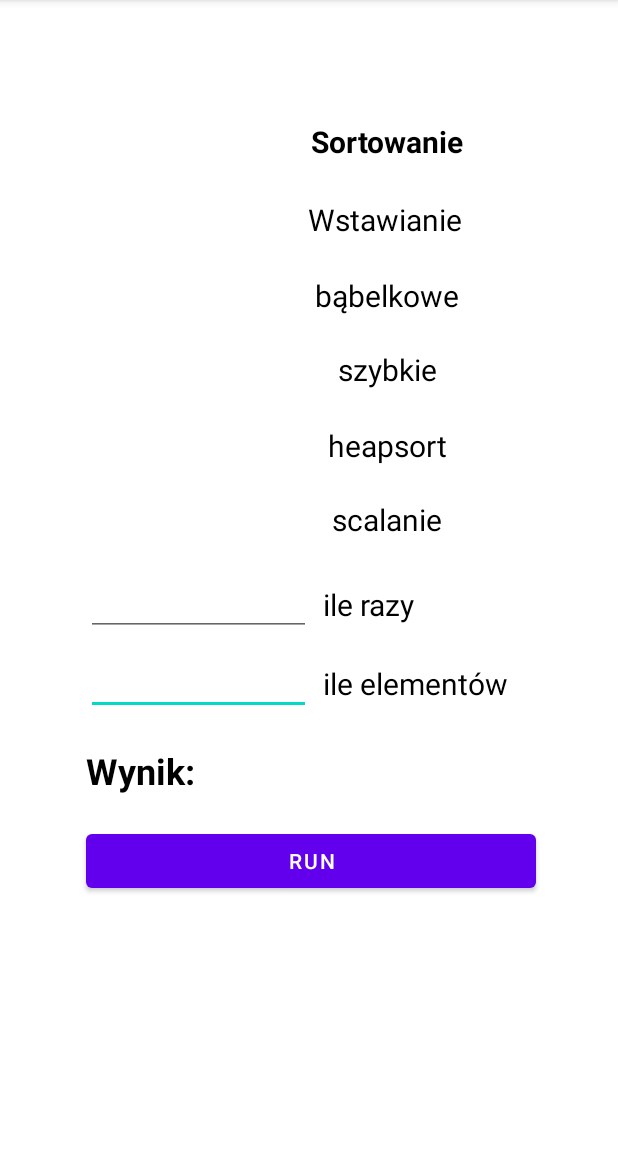
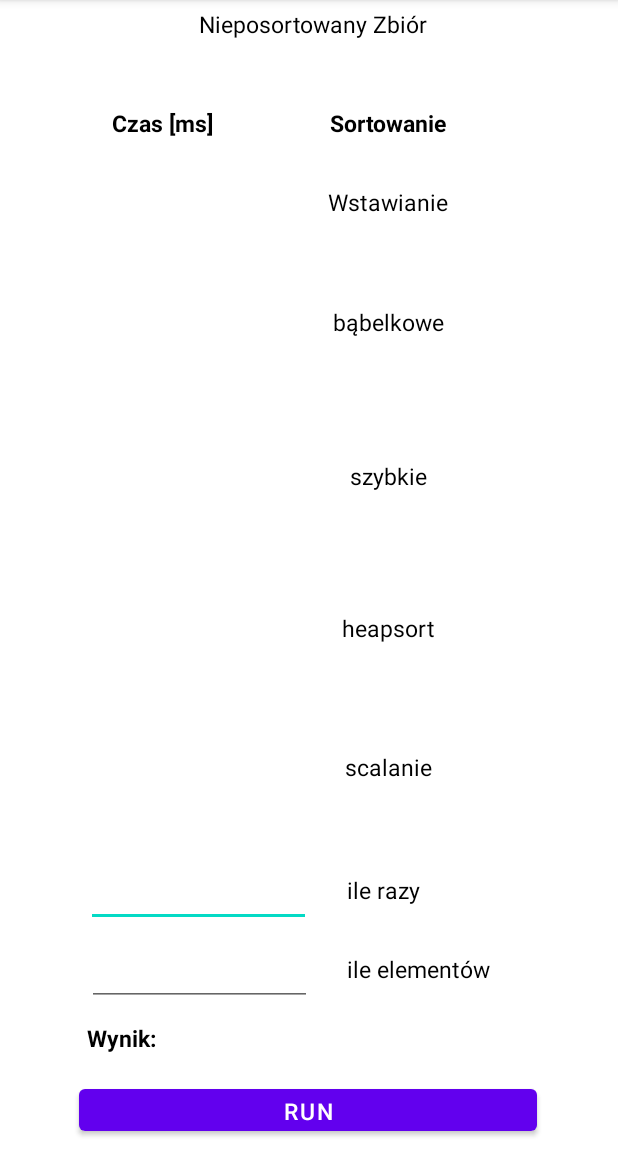
Before and after one commit to PatrykD2pr/aplikacja_sortowania, an Android app: the screen it shows after launch (MainActivity), on a phone screen of 412 x 824 dp, the part 84-1236 px from its top. Run offline under Robolectric (Android 15) with nearby library versions, the phone set to English and light mode, and no system bars.

Commit message:
zrobic sortowania i czas

```diff
--- a/app/src/main/java/com/example/aplikacjasortowania/MainActivity.kt
+++ b/app/src/main/java/com/example/aplikacjasortowania/MainActivity.kt
@@ -5,6 +5,7 @@ import android.os.Bundle
 import android.widget.Button
 import android.widget.EditText
 import android.widget.TextView
+import kotlin.random.Random
 
 class MainActivity : AppCompatActivity() {
     override fun onCreate(savedInstanceState: Bundle?) {
@@ -13,38 +14,61 @@ class MainActivity : AppCompatActivity() {
 
         //zmienne
         var btn = findViewById<Button>(R.id.run)
-        var c1 = findViewById<TextView>(R.id.czas1).text
-        var c2 = findViewById<TextView>(R.id.czas2).text
-        var c3 = findViewById<TextView>(R.id.czas3).text
-        var c4 = findViewById<TextView>(R.id.czas4).text
-        var c5 = findViewById<TextView>(R.id.czas5).text
+        var c1 = findViewById<TextView>(R.id.czas1)
+        var c2 = findViewById<TextView>(R.id.czas2)
+        var c3 = findViewById<TextView>(R.id.czas3)
+        var c4 = findViewById<TextView>(R.id.czas4)
+        var c5 = findViewById<TextView>(R.id.czas5)
+
+        var wynik_wstaw = "0 1 2 3 4 5"
+        var wynik_bubble = "0 1 2 3 4 5"
+        var wynik_quick = "0 1 2 3 4 5"
+        var wynik_heap = "0 1 2 3 4 5"
+        var wynik_scal = "0 1 2 3 4 5"
+        var nieposortowany = findViewById<TextView>(R.id.nieposortowany)
 
         var ile_r = findViewById<EditText>(R.id.ile_razy).text
         var ile_e = findViewById<EditText>(R.id.ile_elementow).text
 
-        var wynik = findViewById<TextView>(R.id.wynik).text
+        var wynik = findViewById<TextView>(R.id.wynik)
 
         var czas = 0
 
-        //sortowanie przez wstawianie
         btn.setOnClickListener {
+            var ile_r = findViewById<EditText>(R.id.ile_razy).text.toString()
+            var ile_e = findViewById<EditText>(R.id.ile_elementow).text.toString()
 
+            var tab: ArrayList<Int> = ArrayList()
 
-        }
-        //sortowanie bąbelkowe
-        btn.setOnClickListener {
+            for (i in 0..(Integer.parseInt(ile_e) - 1 ))
+            {
+                var los = Random.nextInt(0,100)
+                tab.add(los)
+            }
+            nieposortowany.text = tab.toString()
 
-        }
-        //sortowanie szybkie
-        btn.setOnClickListener {
+            //sortowanie przez wstawianie
+            var posortowana_wstaw: ArrayList<Int> = ArrayList()
+            for (i in 0..Integer.parseInt(ile_r))
+            {
+                var j = i - 1
+                while(j >= 0)
+                {
 
-        }
-        //sortowanie heapsort
-        btn.setOnClickListener {
+                }
+            }
 
-        }
-        //sortowanie przez scalanie
-        btn.setOnClickListener {
+            //sortowanie bąbelkowe
+            var posortowana_bubble: ArrayList<Int> = ArrayList()
+
+            //sortowanie szybkie
+            var posortowana_quick: ArrayList<Int> = ArrayList()
+
+            //sortowanie heapsort
+            var posortowana_heap: ArrayList<Int> = ArrayList()
+
+            //sortowanie przez scalanie
+            var posortowana_scal: ArrayList<Int> = ArrayList()
 
         }
     }
--- a/app/src/main/res/layout/activity_main.xml
+++ b/app/src/main/res/layout/activity_main.xml
@@ -9,63 +9,34 @@
     <TextView
         android:id="@+id/textView14"
         android:layout_width="200dp"
-        android:layout_height="35dp"
+        android:layout_height="25dp"
         android:text="Sortowanie"
         android:textAlignment="center"
         android:textColor="#000000"
-        android:textSize="20sp"
+        android:textSize="15sp"
         android:textStyle="bold"
         app:layout_constraintBottom_toBottomOf="parent"
         app:layout_constraintEnd_toEndOf="parent"
-        app:layout_constraintHorizontal_bias="0.744"
+        app:layout_constraintHorizontal_bias="0.748"
         app:layout_constraintStart_toStartOf="parent"
         app:layout_constraintTop_toTopOf="parent"
-        app:layout_constraintVertical_bias="0.11" />
+        app:layout_constraintVertical_bias="0.096" />
 
-    <EditText
-        android:id="@+id/ile_elementow"
-        android:layout_width="150dp"
-        android:layout_height="50dp"
-        android:ems="10"
-        android:inputType="textPersonName"
+    <TextView
+        android:id="@+id/textView15"
+        android:layout_width="100dp"
+        android:layout_height="25dp"
+        android:text="Czas [ms]"
+        android:textAlignment="center"
         android:textColor="#000000"
-        android:textSize="20sp"
+        android:textSize="15sp"
+        android:textStyle="bold"
         app:layout_constraintBottom_toBottomOf="parent"
         app:layout_constraintEnd_toEndOf="parent"
-        app:layout_constraintHorizontal_bias="0.218"
+        app:layout_constraintHorizontal_bias="0.186"
         app:layout_constraintStart_toStartOf="parent"
         app:layout_constraintTop_toTopOf="parent"
-        app:layout_constraintVertical_bias="0.594"
-        tools:ignore="SpeakableTextPresentCheck" />
-
-    <TextView
-        android:id="@+id/textView5"
-        android:layout_width="150dp"
-        android:layout_height="35dp"
-        android:text="ile razy"
-        android:textAlignment="viewStart"
-        android:textColor="#000000"
-        android:textSize="20sp"
-        app:layout_constraintBottom_toBottomOf="parent"
-        app:layout_constraintEnd_toEndOf="parent"
-        app:layout_constraintHorizontal_bias="0.823"
-        app:layout_constraintStart_toStartOf="parent"
-        app:layout_constraintTop_toTopOf="parent"
-        app:layout_constraintVertical_bias="0.531" />
-
-    <TextView
-        android:id="@+id/czas3"
-        android:layout_width="100dp"
-        android:layout_height="35dp"
-        android:textAlignment="center"
-        android:textColor="#000000"
-        android:textSize="20sp"
-        app:layout_constraintBottom_toBottomOf="parent"
-        app:layout_constraintEnd_toEndOf="parent"
-        app:layout_constraintHorizontal_bias="0.18"
-        app:layout_constraintStart_toStartOf="parent"
-        app:layout_constraintTop_toTopOf="parent"
-        app:layout_constraintVertical_bias="0.318" />
+        app:layout_constraintVertical_bias="0.096" />
 
     <TextView
         android:layout_width="200dp"
@@ -73,189 +44,43 @@
         android:text="Wstawianie"
         android:textAlignment="center"
         android:textColor="#000000"
-        android:textSize="20sp"
+        android:textSize="15sp"
         app:layout_constraintBottom_toBottomOf="parent"
         app:layout_constraintEnd_toEndOf="parent"
-        app:layout_constraintHorizontal_bias="0.739"
+        app:layout_constraintHorizontal_bias="0.748"
         app:layout_constraintStart_toStartOf="parent"
         app:layout_constraintTop_toTopOf="parent"
-        app:layout_constraintVertical_bias="0.181" />
+        app:layout_constraintVertical_bias="0.169" />
 
     <TextView
-        android:id="@+id/textView4"
-        android:layout_width="200dp"
-        android:layout_height="35dp"
-        android:text="scalanie"
+        android:id="@+id/TextView16"
+        android:layout_width="300dp"
+        android:layout_height="25dp"
+        android:text="Nieposortowany Zbiór"
         android:textAlignment="center"
         android:textColor="#000000"
-        android:textSize="20sp"
+        android:textSize="15sp"
         app:layout_constraintBottom_toBottomOf="parent"
         app:layout_constraintEnd_toEndOf="parent"
-        app:layout_constraintHorizontal_bias="0.744"
+        app:layout_constraintHorizontal_bias="0.522"
         app:layout_constraintStart_toStartOf="parent"
         app:layout_constraintTop_toTopOf="parent"
-        app:layout_constraintVertical_bias="0.454" />
+        app:layout_constraintVertical_bias="0.007" />
 
     <TextView
-        android:id="@+id/textView3"
-        android:layout_width="200dp"
-        android:layout_height="35dp"
-        android:text="heapsort"
+        android:id="@+id/nieposortowany"
+        android:layout_width="300dp"
+        android:layout_height="25dp"
         android:textAlignment="center"
         android:textColor="#000000"
-        android:textSize="20sp"
-        app:layout_constraintBottom_toBottomOf="parent"
-        app:layout_constraintEnd_toEndOf="parent"
-        app:layout_constraintHorizontal_bias="0.744"
-        app:layout_constraintStart_toStartOf="parent"
-        app:layout_constraintTop_toTopOf="parent"
-        app:layout_constraintVertical_bias="0.387" />
-
-    <TextView
-        android:id="@+id/textView2"
-        android:layout_width="200dp"
-        android:layout_height="35dp"
-        android:text="szybkie"
-        android:textAlignment="center"
-        android:textColor="#000000"
-        android:textSize="20sp"
-        app:layout_constraintBottom_toBottomOf="parent"
-        app:layout_constraintEnd_toEndOf="parent"
-        app:layout_constraintHorizontal_bias="0.744"
-        app:layout_constraintStart_toStartOf="parent"
-        app:layout_constraintTop_toTopOf="parent"
-        app:layout_constraintVertical_bias="0.318" />
-
-    <TextView
-        android:id="@+id/czas5"
-        android:layout_width="100dp"
-        android:layout_height="35dp"
-        android:textAlignment="center"
-        android:textColor="#000000"
-        android:textSize="20sp"
-        app:layout_constraintBottom_toBottomOf="parent"
-        app:layout_constraintEnd_toEndOf="parent"
-        app:layout_constraintHorizontal_bias="0.183"
-        app:layout_constraintStart_toStartOf="parent"
-        app:layout_constraintTop_toTopOf="parent"
-        app:layout_constraintVertical_bias="0.454" />
-
-    <EditText
-        android:id="@+id/ile_razy"
-        android:layout_width="150dp"
-        android:layout_height="50dp"
-        android:ems="10"
-        android:inputType="textPersonName"
-        android:textColor="#000000"
-        android:textSize="20sp"
-        app:layout_constraintBottom_toBottomOf="parent"
-        app:layout_constraintEnd_toEndOf="parent"
-        app:layout_constraintHorizontal_bias="0.218"
-        app:layout_constraintStart_toStartOf="parent"
-        app:layout_constraintTop_toTopOf="parent"
-        app:layout_constraintVertical_bias="0.521"
-        tools:ignore="SpeakableTextPresentCheck" />
-
-    <TextView
-        android:id="@+id/wynik"
-        android:layout_width="200dp"
-        android:layout_height="35dp"
-        android:textAlignment="center"
-        android:textColor="#000000"
-        android:textSize="24sp"
-        app:layout_constraintBottom_toBottomOf="parent"
-        app:layout_constraintEnd_toEndOf="parent"
-        app:layout_constraintHorizontal_bias="0.744"
-        app:layout_constraintStart_toStartOf="parent"
-        app:layout_constraintTop_toTopOf="parent"
-        app:layout_constraintVertical_bias="0.679" />
-
-    <TextView
-        android:id="@+id/textView7"
-        android:layout_width="100dp"
-        android:layout_height="35dp"
-        android:text="Wynik: "
-        android:textAlignment="viewStart"
-        android:textColor="#000000"
-        android:textSize="24sp"
+        android:textSize="15sp"
         android:textStyle="bold"
         app:layout_constraintBottom_toBottomOf="parent"
         app:layout_constraintEnd_toEndOf="parent"
-        app:layout_constraintHorizontal_bias="0.183"
+        app:layout_constraintHorizontal_bias="0.522"
         app:layout_constraintStart_toStartOf="parent"
         app:layout_constraintTop_toTopOf="parent"
-        app:layout_constraintVertical_bias="0.679" />
-
-    <Button
-        android:id="@+id/run"
-        android:layout_width="300dp"
-        android:layout_height="wrap_content"
-        android:text="RUN"
-        app:layout_constraintBottom_toBottomOf="parent"
-        app:layout_constraintEnd_toEndOf="parent"
-        app:layout_constraintHorizontal_bias="0.513"
-        app:layout_constraintStart_toStartOf="parent"
-        app:layout_constraintTop_toTopOf="parent"
-        app:layout_constraintVertical_bias="0.764" />
-
-    <TextView
-        android:id="@+id/czas2"
-        android:layout_width="100dp"
-        android:layout_height="35dp"
-        android:textAlignment="center"
-        android:textColor="#000000"
-        android:textSize="20sp"
-        app:layout_constraintBottom_toBottomOf="parent"
-        app:layout_constraintEnd_toEndOf="parent"
-        app:layout_constraintHorizontal_bias="0.18"
-        app:layout_constraintStart_toStartOf="parent"
-        app:layout_constraintTop_toTopOf="parent"
-        app:layout_constraintVertical_bias="0.25" />
-
-    <TextView
-        android:id="@+id/textView"
-        android:layout_width="200dp"
-        android:layout_height="35dp"
-        android:text="bąbelkowe"
-        android:textAlignment="center"
-        android:textColor="#000000"
-        android:textSize="20sp"
-        app:layout_constraintBottom_toBottomOf="parent"
-        app:layout_constraintEnd_toEndOf="parent"
-        app:layout_constraintHorizontal_bias="0.744"
-        app:layout_constraintStart_toStartOf="parent"
-        app:layout_constraintTop_toTopOf="parent"
-        app:layout_constraintVertical_bias="0.25" />
-
-    <TextView
-        android:id="@+id/czas4"
-        android:layout_width="100dp"
-        android:layout_height="35dp"
-        android:textAlignment="center"
-        android:textColor="#000000"
-        android:textSize="20sp"
-        app:layout_constraintBottom_toBottomOf="parent"
-        app:layout_constraintEnd_toEndOf="parent"
-        app:layout_constraintHorizontal_bias="0.18"
-        app:layout_constraintStart_toStartOf="parent"
-        app:layout_constraintTop_toTopOf="parent"
-        app:layout_constraintVertical_bias="0.387" />
-
-    <TextView
-        android:id="@+id/textView15"
-        android:layout_width="100dp"
-        android:layout_height="35dp"
-        android:textAlignment="center"
-        android:textColor="#000000"
-        android:textSize="20sp"
-        android:textStyle="bold"
-        app:layout_constraintBottom_toBottomOf="parent"
-        app:layout_constraintEnd_toEndOf="parent"
-        app:layout_constraintHorizontal_bias="0.18"
-        app:layout_constraintStart_toStartOf="parent"
-        app:layout_constraintTop_toTopOf="parent"
-        app:layout_constraintVertical_bias="0.11"
-        tools:text="Czas [ms]" />
+        app:layout_constraintVertical_bias="0.041" />
 
     <TextView
         android:id="@+id/czas1"
@@ -269,21 +94,302 @@
         app:layout_constraintHorizontal_bias="0.183"
         app:layout_constraintStart_toStartOf="parent"
         app:layout_constraintTop_toTopOf="parent"
-        app:layout_constraintVertical_bias="0.181" />
+        app:layout_constraintVertical_bias="0.169" />
+
+    <TextView
+        android:id="@+id/wynik_wstawiania"
+        android:layout_width="300dp"
+        android:layout_height="35dp"
+        android:textAlignment="center"
+        android:textColor="@color/black"
+        android:textSize="15sp"
+        android:textStyle="bold"
+        app:layout_constraintBottom_toBottomOf="parent"
+        app:layout_constraintEnd_toEndOf="parent"
+        app:layout_constraintHorizontal_bias="0.513"
+        app:layout_constraintStart_toStartOf="parent"
+        app:layout_constraintTop_toTopOf="parent"
+        app:layout_constraintVertical_bias="0.219" />
+
+    <TextView
+        android:id="@+id/czas3"
+        android:layout_width="100dp"
+        android:layout_height="35dp"
+        android:textAlignment="center"
+        android:textColor="#000000"
+        android:textSize="20sp"
+        app:layout_constraintBottom_toBottomOf="parent"
+        app:layout_constraintEnd_toEndOf="parent"
+        app:layout_constraintHorizontal_bias="0.186"
+        app:layout_constraintStart_toStartOf="parent"
+        app:layout_constraintTop_toTopOf="parent"
+        app:layout_constraintVertical_bias="0.419" />
+
+    <TextView
+        android:id="@+id/wynik_quick"
+        android:layout_width="300dp"
+        android:layout_height="35dp"
+        android:textAlignment="center"
+        android:textColor="@color/black"
+        android:textSize="15sp"
+        android:textStyle="bold"
+        app:layout_constraintBottom_toBottomOf="parent"
+        app:layout_constraintEnd_toEndOf="parent"
+        app:layout_constraintHorizontal_bias="0.522"
+        app:layout_constraintStart_toStartOf="parent"
+        app:layout_constraintTop_toTopOf="parent"
+        app:layout_constraintVertical_bias="0.469" />
+
+    <TextView
+        android:id="@+id/textView2"
+        android:layout_width="200dp"
+        android:layout_height="35dp"
+        android:text="szybkie"
+        android:textAlignment="center"
+        android:textColor="#000000"
+        android:textSize="15sp"
+        app:layout_constraintBottom_toBottomOf="parent"
+        app:layout_constraintEnd_toEndOf="parent"
+        app:layout_constraintHorizontal_bias="0.748"
+        app:layout_constraintStart_toStartOf="parent"
+        app:layout_constraintTop_toTopOf="parent"
+        app:layout_constraintVertical_bias="0.419" />
+
+    <EditText
+        android:id="@+id/ile_razy"
+        android:layout_width="150dp"
+        android:layout_height="35dp"
+        android:ems="10"
+        android:inputType="textPersonName"
+        android:textColor="#000000"
+        android:textSize="20sp"
+        app:layout_constraintBottom_toBottomOf="parent"
+        app:layout_constraintEnd_toEndOf="parent"
+        app:layout_constraintHorizontal_bias="0.218"
+        app:layout_constraintStart_toStartOf="parent"
+        app:layout_constraintTop_toTopOf="parent"
+        app:layout_constraintVertical_bias="0.795"
+        tools:ignore="SpeakableTextPresentCheck" />
+
+    <TextView
+        android:id="@+id/textView5"
+        android:layout_width="125dp"
+        android:layout_height="35dp"
+        android:text="ile razy"
+        android:textAlignment="viewStart"
+        android:textColor="#000000"
+        android:textSize="15sp"
+        app:layout_constraintBottom_toBottomOf="parent"
+        app:layout_constraintEnd_toEndOf="parent"
+        app:layout_constraintHorizontal_bias="0.807"
+        app:layout_constraintStart_toStartOf="parent"
+        app:layout_constraintTop_toTopOf="parent"
+        app:layout_constraintVertical_bias="0.795" />
+
+    <TextView
+        android:id="@+id/wynik"
+        android:layout_width="200dp"
+        android:layout_height="25dp"
+        android:textAlignment="center"
+        android:textColor="#000000"
+        android:textSize="15sp"
+        app:layout_constraintBottom_toBottomOf="parent"
+        app:layout_constraintEnd_toEndOf="parent"
+        app:layout_constraintHorizontal_bias="0.748"
+        app:layout_constraintStart_toStartOf="parent"
+        app:layout_constraintTop_toTopOf="parent"
+        app:layout_constraintVertical_bias="0.917" />
+
+    <TextView
+        android:id="@+id/textView7"
+        android:layout_width="100dp"
+        android:layout_height="25dp"
+        android:text="Wynik: "
+        android:textAlignment="viewStart"
+        android:textColor="#000000"
+        android:textSize="15sp"
+        android:textStyle="bold"
+        app:layout_constraintBottom_toBottomOf="parent"
+        app:layout_constraintEnd_toEndOf="parent"
+        app:layout_constraintHorizontal_bias="0.186"
+        app:layout_constraintStart_toStartOf="parent"
+        app:layout_constraintTop_toTopOf="parent"
+        app:layout_constraintVertical_bias="0.917" />
+
+    <Button
+        android:id="@+id/run"
+        android:layout_width="305dp"
+        android:layout_height="40dp"
+        android:text="RUN"
+        android:textSize="15sp"
+        app:layout_constraintBottom_toBottomOf="parent"
+        app:layout_constraintEnd_toEndOf="parent"
+        app:layout_constraintHorizontal_bias="0.495"
+        app:layout_constraintStart_toStartOf="parent"
+        app:layout_constraintTop_toTopOf="parent"
+        app:layout_constraintVertical_bias="0.989" />
+
+    <TextView
+        android:id="@+id/textView"
+        android:layout_width="200dp"
+        android:layout_height="35dp"
+        android:text="bąbelkowe"
+        android:textAlignment="center"
+        android:textColor="#000000"
+        android:textSize="15sp"
+        app:layout_constraintBottom_toBottomOf="parent"
+        app:layout_constraintEnd_toEndOf="parent"
+        app:layout_constraintHorizontal_bias="0.748"
+        app:layout_constraintStart_toStartOf="parent"
+        app:layout_constraintTop_toTopOf="parent"
+        app:layout_constraintVertical_bias="0.278" />
+
+    <TextView
+        android:id="@+id/wynik_bubble"
+        android:layout_width="300dp"
+        android:layout_height="35dp"
+        android:textAlignment="center"
+        android:textColor="@color/black"
+        android:textSize="15sp"
+        android:textStyle="bold"
+        app:layout_constraintBottom_toBottomOf="parent"
+        app:layout_constraintEnd_toEndOf="parent"
+        app:layout_constraintHorizontal_bias="0.522"
+        app:layout_constraintStart_toStartOf="parent"
+        app:layout_constraintTop_toTopOf="parent"
+        app:layout_constraintVertical_bias="0.329" />
+
+    <TextView
+        android:id="@+id/czas2"
+        android:layout_width="100dp"
+        android:layout_height="35dp"
+        android:textAlignment="center"
+        android:textColor="#000000"
+        android:textSize="20sp"
+        app:layout_constraintBottom_toBottomOf="parent"
+        app:layout_constraintEnd_toEndOf="parent"
+        app:layout_constraintHorizontal_bias="0.186"
+        app:layout_constraintStart_toStartOf="parent"
+        app:layout_constraintTop_toTopOf="parent"
+        app:layout_constraintVertical_bias="0.278" />
+
+    <EditText
+        android:id="@+id/ile_elementow"
+        android:layout_width="150dp"
+        android:layout_height="35dp"
+        android:ems="10"
+        android:inputType="textPersonName"
+        android:textColor="#000000"
+        android:textSize="20sp"
+        app:layout_constraintBottom_toBottomOf="parent"
+        app:layout_constraintEnd_toEndOf="parent"
+        app:layout_constraintHorizontal_bias="0.222"
+        app:layout_constraintStart_toStartOf="parent"
+        app:layout_constraintTop_toTopOf="parent"
+        app:layout_constraintVertical_bias="0.867"
+        tools:ignore="SpeakableTextPresentCheck" />
 
     <TextView
         android:id="@+id/textView6"
-        android:layout_width="150dp"
+        android:layout_width="125dp"
         android:layout_height="35dp"
         android:text="ile elementów"
         android:textAlignment="textStart"
         android:textColor="#000000"
+        android:textSize="15sp"
+        app:layout_constraintBottom_toBottomOf="parent"
+        app:layout_constraintEnd_toEndOf="parent"
+        app:layout_constraintHorizontal_bias="0.807"
+        app:layout_constraintStart_toStartOf="parent"
+        app:layout_constraintTop_toTopOf="parent"
+        app:layout_constraintVertical_bias="0.867" />
+
+    <TextView
+        android:id="@+id/textView3"
+        android:layout_width="200dp"
+        android:layout_height="35dp"
+        android:text="heapsort"
+        android:textAlignment="center"
+        android:textColor="#000000"
+        android:textSize="15sp"
+        app:layout_constraintBottom_toBottomOf="parent"
+        app:layout_constraintEnd_toEndOf="parent"
+        app:layout_constraintHorizontal_bias="0.748"
+        app:layout_constraintStart_toStartOf="parent"
+        app:layout_constraintTop_toTopOf="parent"
+        app:layout_constraintVertical_bias="0.557" />
+
+    <TextView
+        android:id="@+id/czas4"
+        android:layout_width="100dp"
+        android:layout_height="35dp"
+        android:textAlignment="center"
+        android:textColor="#000000"
         android:textSize="20sp"
         app:layout_constraintBottom_toBottomOf="parent"
         app:layout_constraintEnd_toEndOf="parent"
-        app:layout_constraintHorizontal_bias="0.823"
+        app:layout_constraintHorizontal_bias="0.186"
         app:layout_constraintStart_toStartOf="parent"
         app:layout_constraintTop_toTopOf="parent"
-        app:layout_constraintVertical_bias="0.603" />
+        app:layout_constraintVertical_bias="0.557" />
+
+    <TextView
+        android:id="@+id/wynik_heap"
+        android:layout_width="300dp"
+        android:layout_height="35dp"
+        android:textAlignment="center"
+        android:textColor="@color/black"
+        android:textSize="15sp"
+        android:textStyle="bold"
+        app:layout_constraintBottom_toBottomOf="parent"
+        app:layout_constraintEnd_toEndOf="parent"
+        app:layout_constraintHorizontal_bias="0.522"
+        app:layout_constraintStart_toStartOf="parent"
+        app:layout_constraintTop_toTopOf="parent"
+        app:layout_constraintVertical_bias="0.607" />
+
+    <TextView
+        android:id="@+id/textView4"
+        android:layout_width="200dp"
+        android:layout_height="35dp"
+        android:text="scalanie"
+        android:textAlignment="center"
+        android:textColor="#000000"
+        android:textSize="15sp"
+        app:layout_constraintBottom_toBottomOf="parent"
+        app:layout_constraintEnd_toEndOf="parent"
+        app:layout_constraintHorizontal_bias="0.748"
+        app:layout_constraintStart_toStartOf="parent"
+        app:layout_constraintTop_toTopOf="parent"
+        app:layout_constraintVertical_bias="0.683" />
+
+    <TextView
+        android:id="@+id/czas5"
+        android:layout_width="100dp"
+        android:layout_height="35dp"
+        android:textAlignment="center"
+        android:textColor="#000000"
+        android:textSize="20sp"
+        app:layout_constraintBottom_toBottomOf="parent"
+        app:layout_constraintEnd_toEndOf="parent"
+        app:layout_constraintHorizontal_bias="0.186"
+        app:layout_constraintStart_toStartOf="parent"
+        app:layout_constraintTop_toTopOf="parent"
+        app:layout_constraintVertical_bias="0.683" />
+
+    <TextView
+        android:id="@+id/wynik_scal"
+        android:layout_width="300dp"
+        android:layout_height="35dp"
+        android:textAlignment="center"
+        android:textColor="@color/black"
+        android:textSize="15sp"
+        android:textStyle="bold"
+        app:layout_constraintBottom_toBottomOf="parent"
+        app:layout_constraintEnd_toEndOf="parent"
+        app:layout_constraintHorizontal_bias="0.522"
+        app:layout_constraintStart_toStartOf="parent"
+        app:layout_constraintTop_toTopOf="parent"
+        app:layout_constraintVertical_bias="0.734" />
 
 </androidx.constraintlayout.widget.ConstraintLayout>
```
